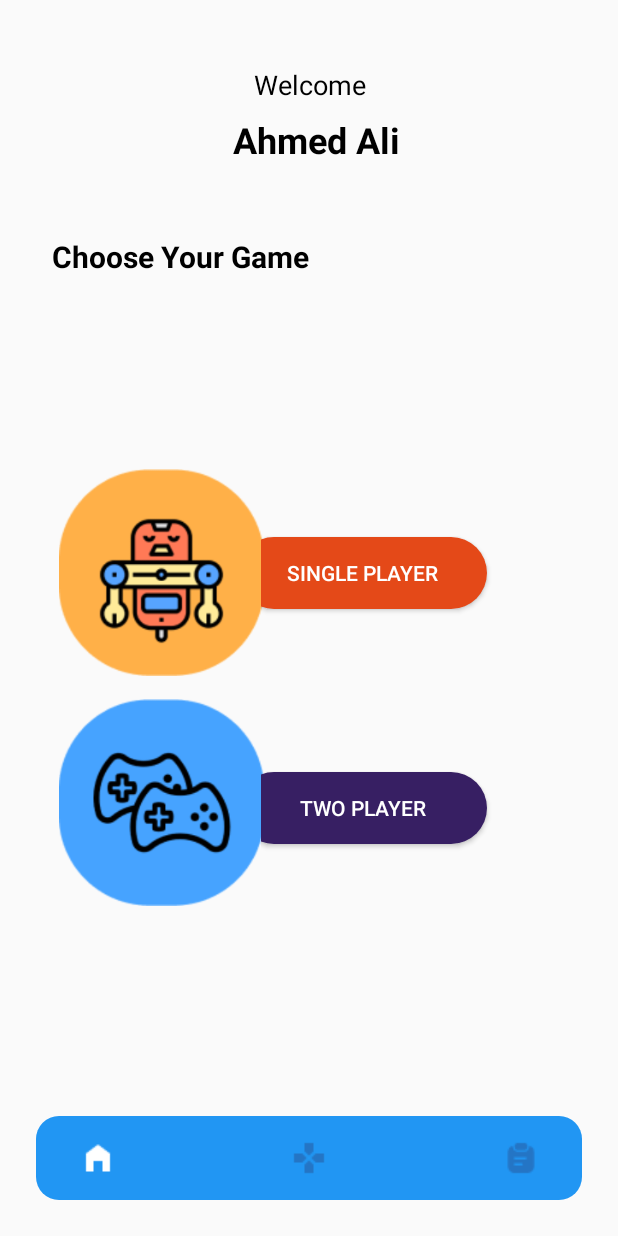
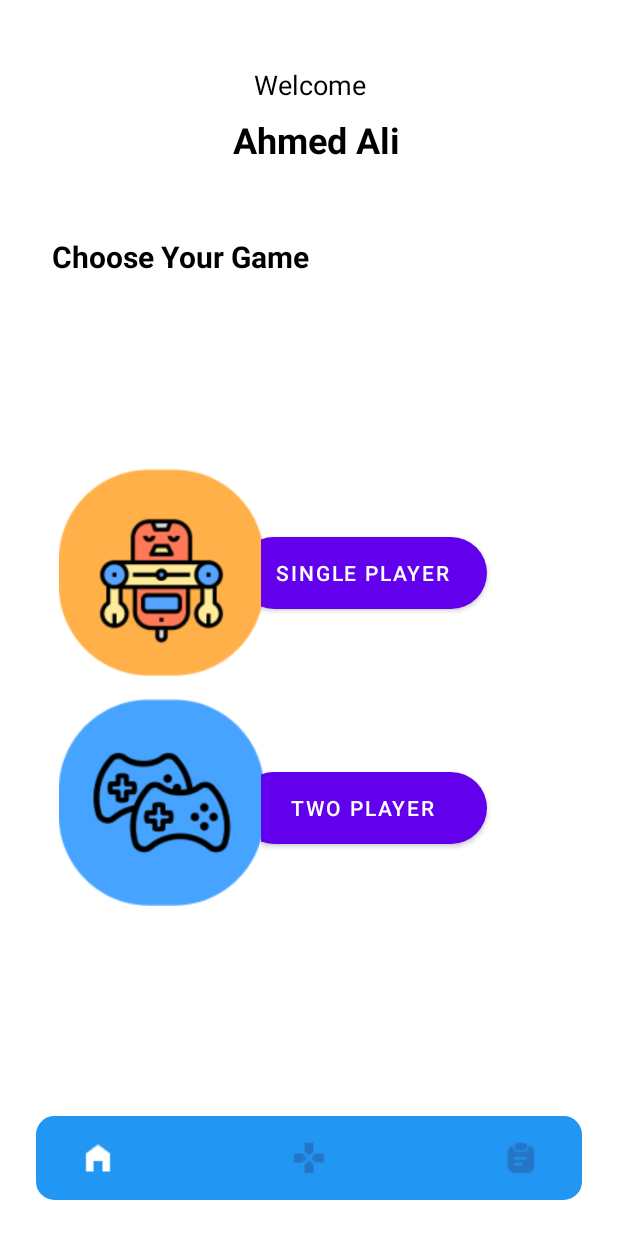
Before and after one commit to AhmedAbozaid9/College_Project, an Android app: the screen it shows after launch (MainActivity), on a phone screen of 412 x 824 dp. Run offline under Robolectric (Android 15) with nearby library versions, the phone set to English and light mode, and no system bars.

Commit message:
Revert "changing single player button color"
This reverts commit 564df71c5e0567921bc9af74b9231e9974dfb59f.

```diff
--- a/app/src/main/res/layout/activity_main.xml
+++ b/app/src/main/res/layout/activity_main.xml
@@ -57,7 +57,7 @@
         android:layout_marginEnd="24dp"
         android:layout_marginBottom="24dp"
         android:backgroundTint="#2196F3"
-        android:background="@drawable/bottom_banar"
+        android:background="@drawable/shape"
         android:orientation="horizontal"
         android:padding="16dp"
         app:layout_constraintBottom_toBottomOf="parent"
--- a/app/src/main/res/values-night/themes.xml
+++ b/app/src/main/res/values-night/themes.xml
@@ -1,6 +1,6 @@
 <resources xmlns:tools="http://schemas.android.com/tools">
     <!-- Base application theme. -->
-    <style name="Theme.MyApplication" parent="Theme.AppCompat.Light.NoActionBar">
+    <style name="Theme.MyApplication" parent="Theme.MaterialComponents.DayNight.DarkActionBar">
         <!-- Primary brand color. -->
         <item name="colorPrimary">@color/purple_200</item>
         <item name="colorPrimaryVariant">@color/purple_700</item>
--- a/app/src/main/res/values/themes.xml
+++ b/app/src/main/res/values/themes.xml
@@ -1,6 +1,6 @@
 <resources xmlns:tools="http://schemas.android.com/tools">
     <!-- Base application theme. -->
-    <style name="Theme.MyApplication" parent="Theme.AppCompat.Light.NoActionBar">
+    <style name="Theme.MyApplication" parent="Theme.MaterialComponents.DayNight.DarkActionBar">
         <!-- Primary brand color. -->
         <item name="colorPrimary">@color/purple_500</item>
         <item name="colorPrimaryVariant">@color/purple_700</item>
```
